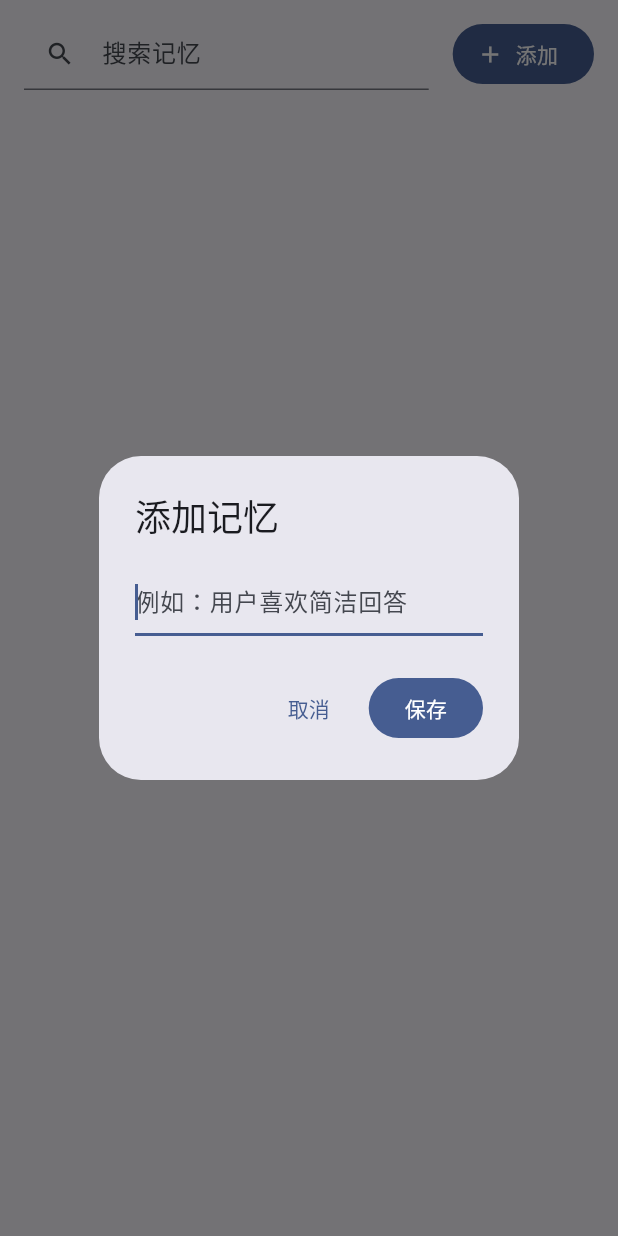
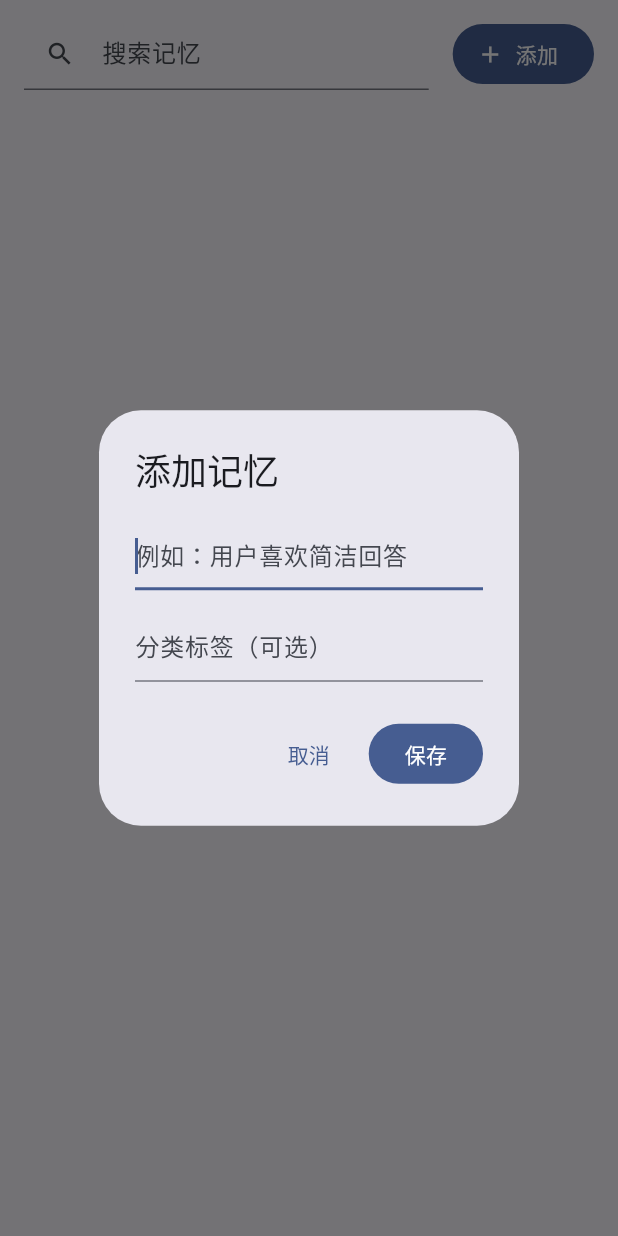
Before and after one commit to lvliang666666/liang-ai, a Flutter app: the MemoryPanel widget shown alone on an empty page, opened directly, after a tap on "添加", on a phone screen of 412 x 824 dp. Run offline on Flutter 3.47's test engine with Material 3 defaults, Android fonts, the phone set to English and light mode, and no system bars; our stand-ins replace battery_plus, device_info_plus, dio, file_picker, flutter_highlight, flutter_secure_storage and 5 more; missing offline and left inert: gpt_markdown, markdown, syncfusion_flutter_pdf; accounts and stored records are empty.

Commit message:
feat: M1 记忆策展台 UI——tag 筛选 + 置顶分组 + 编辑改写
- MemoryPanel 升级策展台：
  · tag 筛选 chips 行（动态 tag 集合 + 全部，点选过滤/再点取消，与搜索叠加）
  · 置顶分组恒在列表最前（📌 置顶组标题 + 组内倒序）
  · 卡片操作三件套：置顶/取消置顶（实心 pin 高亮）+ 编辑 + 删除
  · 编辑弹窗复用添加弹窗（_MemoryFormDialog 预填内容+标签），
    归档摘要行是系统产物不显示编辑按钮
  · 添加弹窗升级支持分类标签输入
- MemoryProvider 透传 setPinned/update
- 测试：策展台 7 新用例（chips 过滤/置顶分组/置顶切换/编辑预填与
  空内容守卫/归档行无编辑/带标签添加），全量 459 绿

```diff
--- a/lib/pages/memory_page.dart
+++ b/lib/pages/memory_page.dart
@@ -1,6 +1,7 @@
 import 'package:flutter/material.dart';
 import 'package:provider/provider.dart';
 
+import '../models/memory.dart';
 import '../providers/memory_provider.dart';
 import '../utils/haptics.dart';
 import '../widgets/app_toast.dart';
@@ -21,6 +22,9 @@ class _MemoryPanelState extends State<MemoryPanel> {
   final _searchFocusNode = FocusNode();
   String _query = '';
   bool _loadRequested = false;
+
+  /// 当前选中的 tag 筛选（null = 全部）
+  String? _tagFilter;
 
   @override
   void dispose() {
@@ -53,13 +57,28 @@ class _MemoryPanelState extends State<MemoryPanel> {
 
     // 搜索过滤（不区分大小写）
     final query = _query.trim().toLowerCase();
-    final filtered = query.isEmpty
+    var filtered = query.isEmpty
         ? provider.memories
         : provider.memories
             .where((m) =>
                 m.content.toLowerCase().contains(query) ||
                 (m.tag?.toLowerCase().contains(query) ?? false))
             .toList();
+
+    // tag 筛选（与搜索叠加）
+    if (_tagFilter != null) {
+      filtered = filtered.where((m) => m.tag == _tagFilter).toList();
+    }
+
+    // 置顶组恒在列表最前（组内按更新时间倒序，与全量排序一致）
+    final pinnedList = filtered.where((m) => m.pinned).toList();
+    final normalList = filtered.where((m) => !m.pinned).toList();
+
+    // 动态 tag 集合（出现过的 tag 都可筛选；归档摘要也算一类）
+    final tags = <String>{
+      for (final m in provider.memories)
+        if (m.tag != null) m.tag!,
+    }.toList()..sort();
 
     return Column(
       children: [
@@ -117,6 +136,46 @@ class _MemoryPanelState extends State<MemoryPanel> {
             ],
           ),
         ),
+        // tag 筛选 chips（横向滚动；无 tag 时隐藏）
+        if (tags.isNotEmpty)
+          SizedBox(
+            height: 40,
+            child: ListView(
+              scrollDirection: Axis.horizontal,
+              padding: const EdgeInsets.symmetric(horizontal: 16),
+              children: [
+                Padding(
+                  padding: const EdgeInsets.only(right: 8),
+                  child: FilterChip(
+                    label: const Text('全部'),
+                    selected: _tagFilter == null,
+                    showCheckmark: false,
+                    visualDensity: VisualDensity.compact,
+                    onSelected: (_) {
+                      Haptics.selection();
+                      setState(() => _tagFilter = null);
+                    },
+                  ),
+                ),
+                for (final tag in tags)
+                  Padding(
+                    padding: const EdgeInsets.only(right: 8),
+                    child: FilterChip(
+                      label: Text(tag),
+                      selected: _tagFilter == tag,
+                      showCheckmark: false,
+                      visualDensity: VisualDensity.compact,
+                      onSelected: (_) {
+                        Haptics.selection();
+                        setState(() {
+                          _tagFilter = _tagFilter == tag ? null : tag;
+                        });
+                      },
+                    ),
+                  ),
+              ],
+            ),
+          ),
         Expanded(
           child: filtered.isEmpty
               ? Center(
@@ -136,39 +195,23 @@ class _MemoryPanelState extends State<MemoryPanel> {
               : ListView(
                   padding: const EdgeInsets.fromLTRB(16, 4, 16, 16),
                   children: [
-                    ...filtered.map((m) => Card(
-                          elevation: 0,
-                          color: theme
-                              .colorScheme.surfaceContainerHighest
-                              .withValues(alpha: 0.5),
-                          child: ListTile(
-                            title: Text(m.content),
-                            subtitle: (m.tag != null || m.sourceSkill != null)
-                                ? Text(
-                                    [
-                                      if (m.tag != null) m.tag!,
-                                      if (m.sourceSkill != null)
-                                        '来自 ${m.sourceSkill}',
-                                    ].join(' · '),
-                                    maxLines: 1,
-                                    overflow: TextOverflow.ellipsis,
-                                  )
-                                : null,
-                            trailing: IconButton(
-                              icon: const Icon(Icons.delete_outline,
-                                  size: 20),
-                              tooltip: '删除',
-                              onPressed: () {
-                                Haptics.medium();
-                                _unfocus();
-                                provider.delete(m.id);
-                              },
+                    // 置顶组（永久记忆）
+                    if (pinnedList.isNotEmpty) ...[
+                      Padding(
+                        padding: const EdgeInsets.fromLTRB(0, 4, 0, 4),
+                        child: Text('📌 置顶（永久记忆，注入不占名额）',
+                            style: theme.textTheme.labelSmall?.copyWith(
+                                color: theme.colorScheme.onSurfaceVariant)),
                       ),
-                          ),
-                        )),
+                      ...pinnedList.map((m) => _memoryCard(theme, provider, m)),
+                      const SizedBox(height: 8),
+                    ],
+                    // 普通组
+                    ...normalList.map((m) => _memoryCard(theme, provider, m)),
                     const SizedBox(height: 8),
                     Text(
                       '· 记忆全局共享：所有 Skill 的对话都会注入最近 20 条\n'
+                      '· 置顶记忆永久注入且不参与滚动压缩淘汰\n'
                       '· 聊天中说「记住xxx」AI 会自动保存，「忘掉xxx」会删除\n'
                       '· 记忆仅存本机数据库，不会上传',
                       style: theme.textTheme.bodySmall?.copyWith(
@@ -182,18 +225,106 @@ class _MemoryPanelState extends State<MemoryPanel> {
     );
   }
 
+  /// 单条记忆卡片：置顶标记 + 编辑/置顶/删除操作
+  Widget _memoryCard(
+      ThemeData theme, MemoryProvider provider, Memory m) {
+    return Card(
+      elevation: 0,
+      color: theme.colorScheme.surfaceContainerHighest.withValues(alpha: 0.5),
+      child: ListTile(
+        title: Text(m.content),
+        subtitle: (m.tag != null || m.sourceSkill != null)
+            ? Text(
+                [
+                  if (m.tag != null) m.tag!,
+                  if (m.sourceSkill != null) '来自 ${m.sourceSkill}',
+                ].join(' · '),
+                maxLines: 1,
+                overflow: TextOverflow.ellipsis,
+              )
+            : null,
+        trailing: Row(
+          mainAxisSize: MainAxisSize.min,
+          children: [
+            // 置顶/取消置顶
+            IconButton(
+              icon: Icon(
+                m.pinned ? Icons.push_pin : Icons.push_pin_outlined,
+                size: 20,
+                color: m.pinned ? theme.colorScheme.primary : null,
+              ),
+              tooltip: m.pinned ? '取消置顶' : '置顶',
+              onPressed: () {
+                Haptics.light();
+                provider.setPinned(m.id, !m.pinned);
+              },
+            ),
+            // 编辑（归档摘要行是系统产物，不允许编辑）
+            if (!m.isArchived)
+              IconButton(
+                icon: const Icon(Icons.edit_outlined, size: 20),
+                tooltip: '编辑',
+                onPressed: () {
+                  Haptics.light();
+                  _unfocus();
+                  _showEditDialog(context, m);
+                },
+              ),
+            IconButton(
+              icon: const Icon(Icons.delete_outline, size: 20),
+              tooltip: '删除',
+              onPressed: () {
+                Haptics.medium();
+                _unfocus();
+                provider.delete(m.id);
+              },
+            ),
+          ],
+        ),
+      ),
+    );
+  }
+
   /// 手动添加记忆弹窗
   Future<void> _showAddDialog(BuildContext context) async {
-    final content = await showDialog<String>(
+    final result = await showDialog<_MemoryFormResult>(
       context: context,
-      builder: (context) => const _AddMemoryDialog(),
+      builder: (context) => const _MemoryFormDialog(),
     );
 
-    final trimmed = content?.trim() ?? '';
-    if (trimmed.isEmpty || !mounted) return;
-    await context.read<MemoryProvider>().add(trimmed);
+    if (result == null || !mounted) return;
+    final trimmed = result.content.trim();
+    if (trimmed.isEmpty) return;
+    await context.read<MemoryProvider>().add(
+          trimmed,
+          tag: result.tag,
+        );
     if (mounted) {
       showAppToast(context, '已添加');
+    }
+  }
+
+  /// 编辑记忆弹窗（内容 + 标签）
+  Future<void> _showEditDialog(BuildContext context, Memory memory) async {
+    final result = await showDialog<_MemoryFormResult>(
+      context: context,
+      builder: (context) => _MemoryFormDialog(
+        initialContent: memory.content,
+        initialTag: memory.tag,
+        title: '编辑记忆',
+      ),
+    );
+
+    if (result == null || !mounted) return;
+    final trimmed = result.content.trim();
+    if (trimmed.isEmpty) return;
+    await context.read<MemoryProvider>().update(
+          memory.id,
+          content: trimmed,
+          tag: result.tag,
+        );
+    if (mounted) {
+      showAppToast(context, '已更新');
     }
   }
 
@@ -230,29 +361,51 @@ class _MemoryPanelState extends State<MemoryPanel> {
   }
 }
 
-/// 手动添加记忆弹窗：独立 StatefulWidget，控制器随弹窗销毁，
+/// 添加/编辑记忆弹窗的返回值（内容 + 标签）
+class _MemoryFormResult {
+  const _MemoryFormResult({required this.content, this.tag});
+  final String content;
+  final String? tag;
+}
+
+/// 添加/编辑记忆弹窗：独立 StatefulWidget，控制器随弹窗销毁，
 /// 避免退出动画期间外部提前 dispose 导致 "used after being disposed"
-class _AddMemoryDialog extends StatefulWidget {
-  const _AddMemoryDialog();
+class _MemoryFormDialog extends StatefulWidget {
+  const _MemoryFormDialog({
+    this.initialContent,
+    this.initialTag,
+    this.title = '添加记忆',
+  });
+
+  final String? initialContent;
+  final String? initialTag;
+  final String title;
 
   @override
-  State<_AddMemoryDialog> createState() => _AddMemoryDialogState();
+  State<_MemoryFormDialog> createState() => _MemoryFormDialogState();
 }
 
-class _AddMemoryDialogState extends State<_AddMemoryDialog> {
-  final _controller = TextEditingController();
+class _MemoryFormDialogState extends State<_MemoryFormDialog> {
+  late final _controller =
+      TextEditingController(text: widget.initialContent ?? '');
+  late final _tagController =
+      TextEditingController(text: widget.initialTag ?? '');
 
   @override
   void dispose() {
     _controller.dispose();
+    _tagController.dispose();
     super.dispose();
   }
 
   @override
   Widget build(BuildContext context) {
     return AlertDialog(
-      title: const Text('添加记忆'),
-      content: TextField(
+      title: Text(widget.title),
+      content: Column(
+        mainAxisSize: MainAxisSize.min,
+        children: [
+          TextField(
             controller: _controller,
             autofocus: true,
             maxLines: 3,
@@ -260,7 +413,17 @@ class _AddMemoryDialogState extends State<_AddMemoryDialog> {
             decoration: const InputDecoration(
               hintText: '例如：用户喜欢简洁回答',
             ),
-        onSubmitted: (v) => Navigator.pop(context, v),
+          ),
+          const SizedBox(height: 12),
+          TextField(
+            controller: _tagController,
+            decoration: const InputDecoration(
+              labelText: '分类标签（可选）',
+              hintText: '偏好 / 背景 / 习惯 / 其他',
+              isDense: true,
+            ),
+          ),
+        ],
       ),
       actions: [
         TextButton(
@@ -273,7 +436,14 @@ class _AddMemoryDialogState extends State<_AddMemoryDialog> {
         FilledButton(
           onPressed: () {
             Haptics.light();
-            Navigator.pop(context, _controller.text);
+            final tag = _tagController.text.trim();
+            Navigator.pop(
+              context,
+              _MemoryFormResult(
+                content: _controller.text,
+                tag: tag.isEmpty ? null : tag,
+              ),
+            );
           },
           child: const Text('保存'),
         ),
```
Also changed, not shown: 1 other file. Lines whose indentation alone changed are shown as unchanged.
